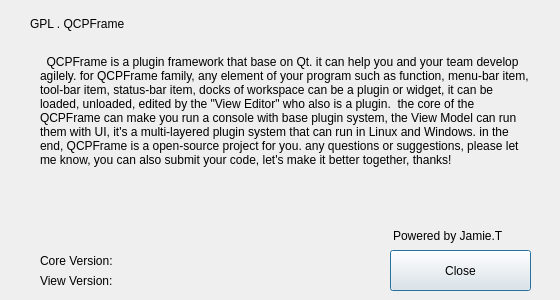
This is src/QCPF_Plugins/QCPF_SystemManager/dialog_about.ui in Jamie-tong/QCPFrame as Qt 5 draws it before an edit. The edited form follows.
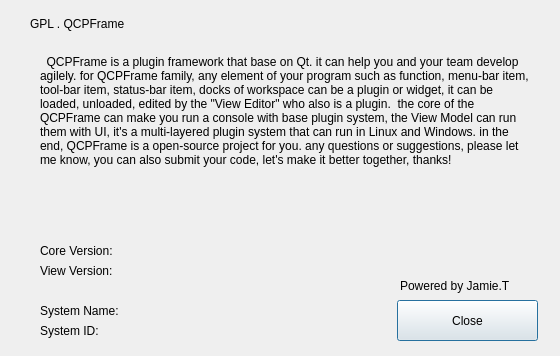
This is the edited form. Icons and pictures are not drawn.

```diff
--- a/src/QCPF_Plugins/QCPF_SystemManager/dialog_about.ui
+++ b/src/QCPF_Plugins/QCPF_SystemManager/dialog_about.ui
@@ -7,7 +7,7 @@
     <x>0</x>
     <y>0</y>
     <width>560</width>
-    <height>300</height>
+    <height>356</height>
    </rect>
   </property>
   <property name="windowTitle">
@@ -36,8 +36,8 @@
   <widget class="QLabel" name="label_2">
    <property name="geometry">
     <rect>
-     <x>393</x>
-     <y>220</y>
+     <x>400</x>
+     <y>270</y>
      <width>141</width>
      <height>31</height>
     </rect>
@@ -53,7 +53,7 @@
    <property name="geometry">
     <rect>
      <x>40</x>
-     <y>250</y>
+     <y>240</y>
      <width>151</width>
      <height>21</height>
     </rect>
@@ -93,8 +93,8 @@
   <widget class="QPushButton" name="btnClose">
    <property name="geometry">
     <rect>
-     <x>390</x>
-     <y>250</y>
+     <x>397</x>
+     <y>300</y>
      <width>141</width>
      <height>41</height>
     </rect>
@@ -107,7 +107,7 @@
    <property name="geometry">
     <rect>
      <x>40</x>
-     <y>270</y>
+     <y>260</y>
      <width>141</width>
      <height>21</height>
     </rect>
@@ -119,6 +119,38 @@
     <string>View Version:</string>
    </property>
   </widget>
+  <widget class="QLabel" name="labSystemName">
+   <property name="geometry">
+    <rect>
+     <x>40</x>
+     <y>300</y>
+     <width>331</width>
+     <height>21</height>
+    </rect>
+   </property>
+   <property name="styleSheet">
+    <string notr="true">font: 9pt &quot;Arial&quot;;</string>
+   </property>
+   <property name="text">
+    <string>System Name:</string>
+   </property>
+  </widget>
+  <widget class="QLabel" name="labSystemID">
+   <property name="geometry">
+    <rect>
+     <x>40</x>
+     <y>320</y>
+     <width>331</width>
+     <height>21</height>
+    </rect>
+   </property>
+   <property name="styleSheet">
+    <string notr="true">font: 9pt &quot;Arial&quot;;</string>
+   </property>
+   <property name="text">
+    <string>System ID:</string>
+   </property>
+  </widget>
   <zorder>label</zorder>
   <zorder>labCoreVersion</zorder>
   <zorder>label_4</zorder>
```
Left out of the diff: 2 changed lines with no effect on the pictures.
